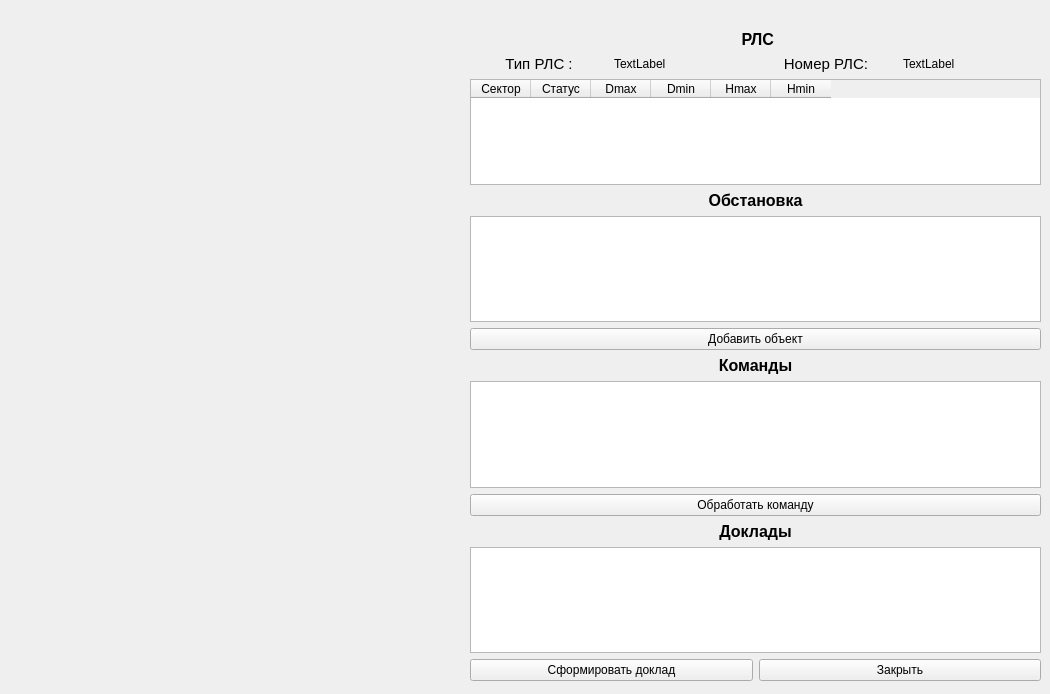
YanaTurKli/ImitatorExchange, file nwindow.ui: the form before one commit.
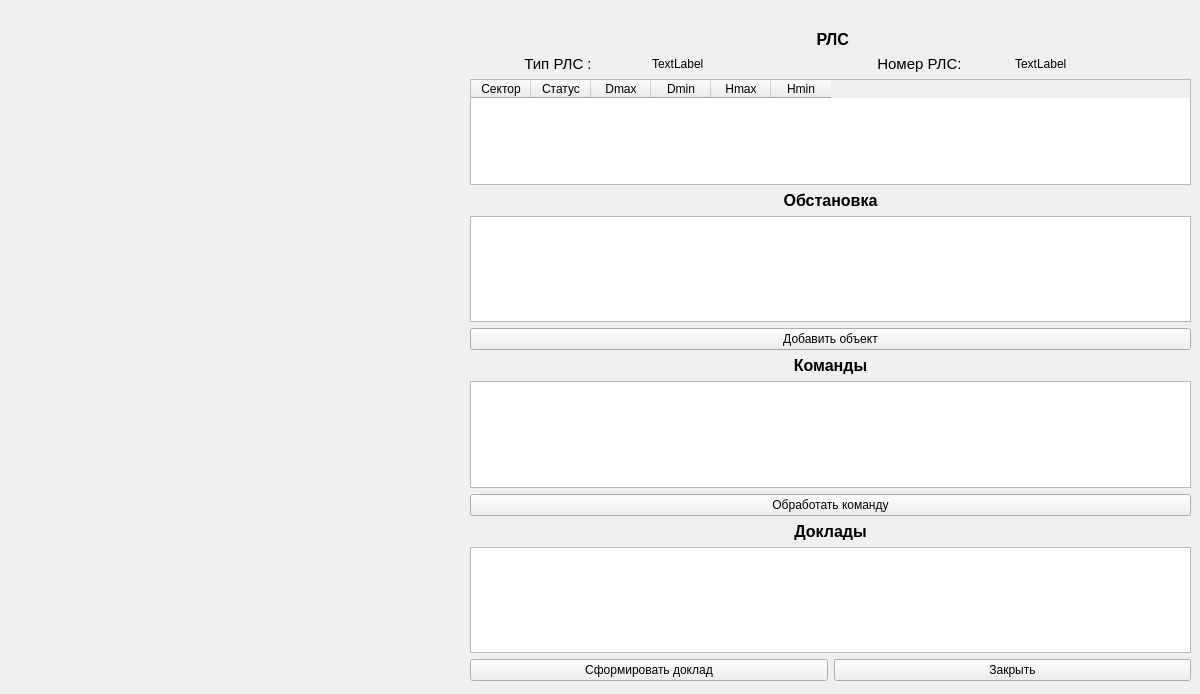
The form after the commit.

```diff
--- a/nwindow.ui
+++ b/nwindow.ui
@@ -6,7 +6,7 @@
    <rect>
     <x>0</x>
     <y>0</y>
-    <width>1050</width>
+    <width>1200</width>
     <height>694</height>
    </rect>
   </property>
@@ -21,7 +21,7 @@
     <rect>
      <x>460</x>
      <y>10</y>
-     <width>581</width>
+     <width>731</width>
      <height>671</height>
     </rect>
    </property>
@@ -311,7 +311,7 @@
       <rect>
        <x>10</x>
        <y>20</y>
-       <width>571</width>
+       <width>721</width>
        <height>651</height>
       </rect>
      </property>
@@ -454,8 +454,14 @@
       </item>
       <item>
        <widget class="QTableWidget" name="RLStableObject">
+        <attribute name="horizontalHeaderMinimumSectionSize">
+         <number>20</number>
+        </attribute>
         <attribute name="horizontalHeaderDefaultSectionSize">
-         <number>70</number>
+         <number>60</number>
+        </attribute>
+        <attribute name="verticalHeaderMinimumSectionSize">
+         <number>20</number>
         </attribute>
        </widget>
       </item>
```
